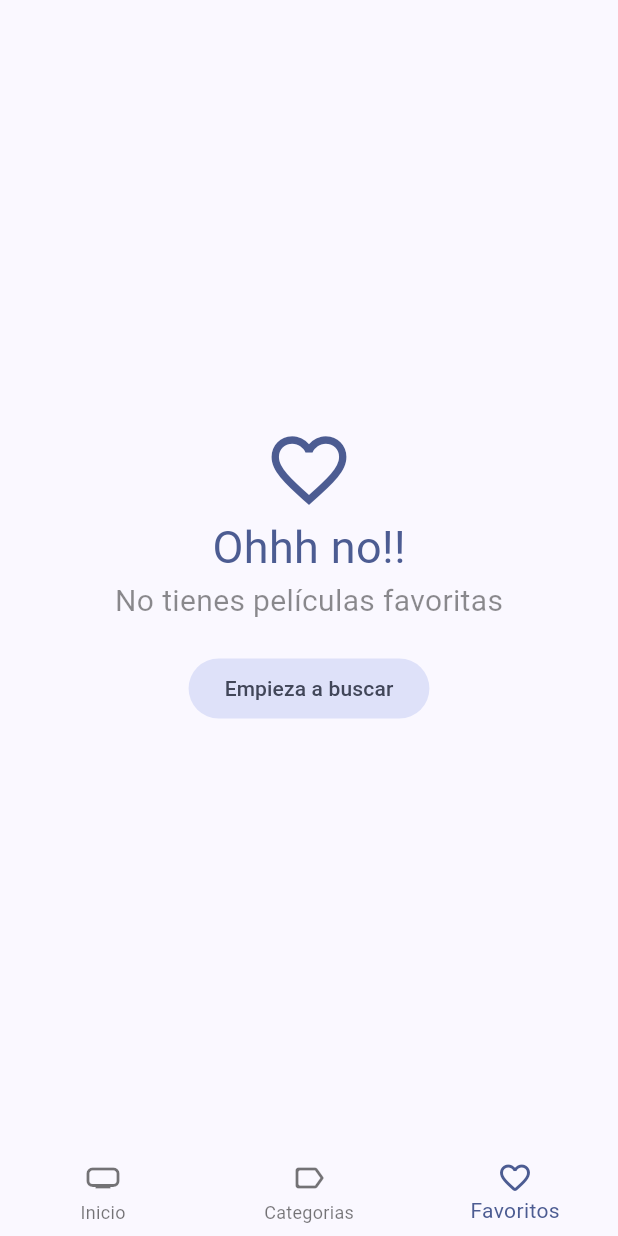
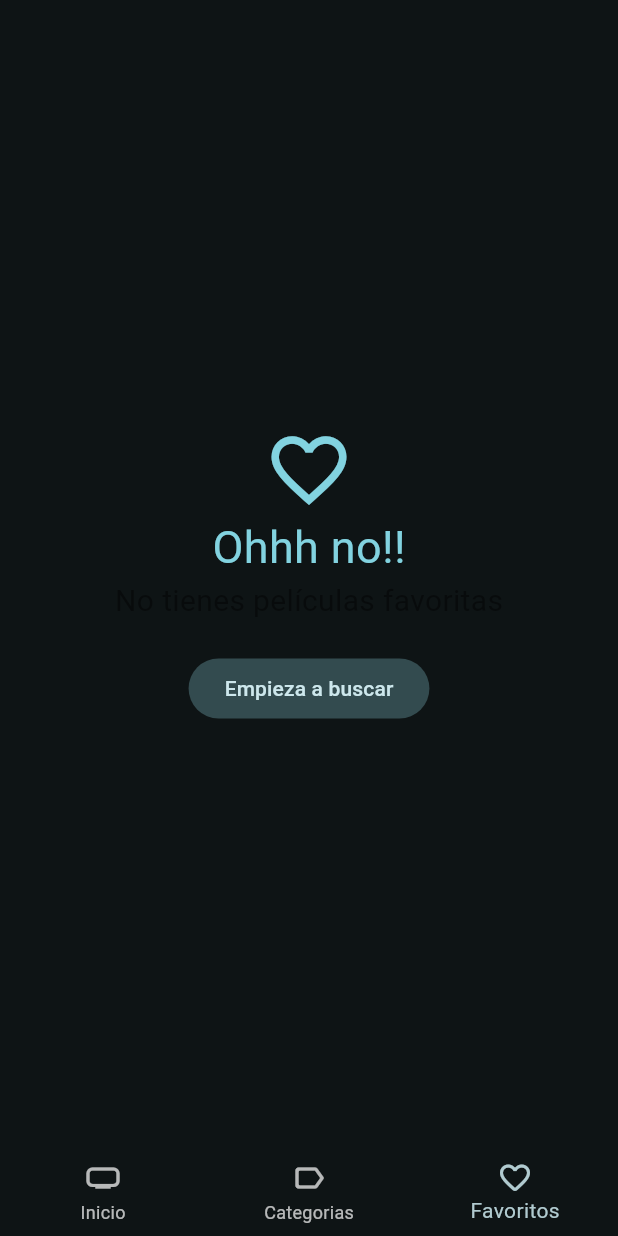
Before and after one commit to AndresCastilloPlata/film_maniac, a Flutter app: the screen it shows after launch, item 3 of the bottom bar chosen, on a phone screen of 412 x 824 dp. Run offline on Flutter 3.47's test engine with Material 3 defaults, Android fonts, the phone set to English and light mode, and no system bars; our stand-ins replace animate_do, card_swiper, dio, flutter_dotenv, flutter_riverpod, go_router and 1 more; accounts and stored records are empty; generated files the repository leaves out were written again; network calls fail.

Commit message:
thema de la aplicacion modificado para modo oscuro

```diff
--- a/lib/config/theme/app_theme.dart
+++ b/lib/config/theme/app_theme.dart
@@ -1,6 +1,9 @@
 import 'package:flutter/material.dart';
 
 class AppTheme {
-  ThemeData getTheme() =>
-      ThemeData(useMaterial3: true, colorSchemeSeed: const Color(0xFF2862F5));
+  ThemeData getTheme() => ThemeData(
+        useMaterial3: true,
+        colorSchemeSeed: Colors.white,
+        brightness: Brightness.dark,
+      );
 }
```
